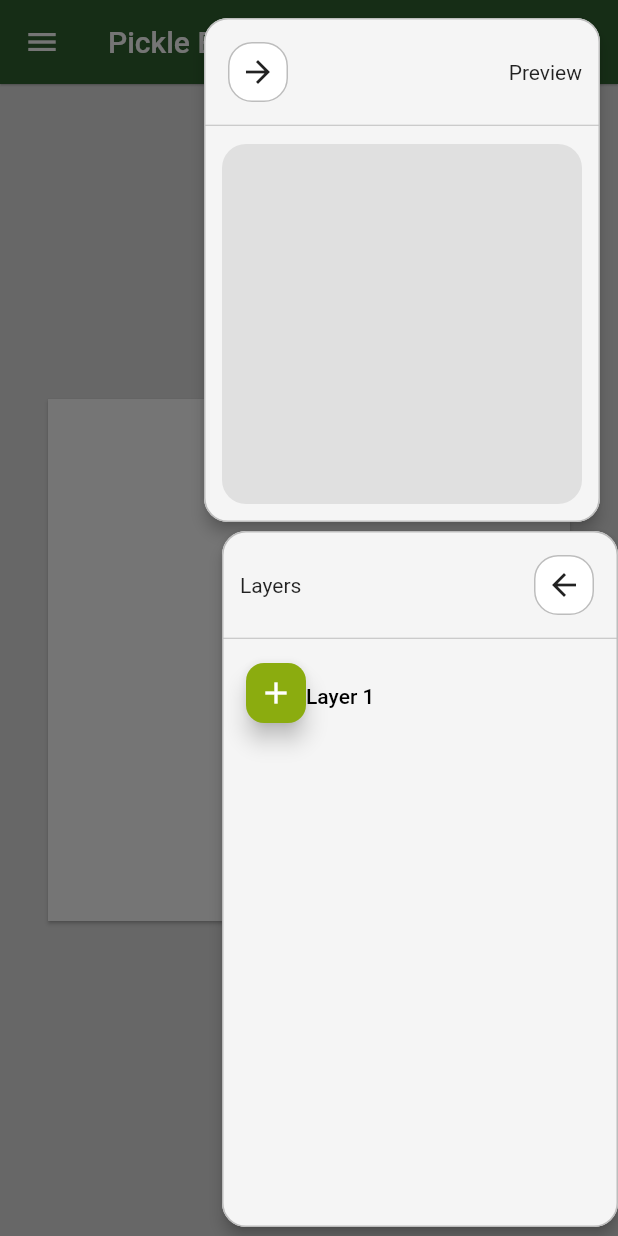
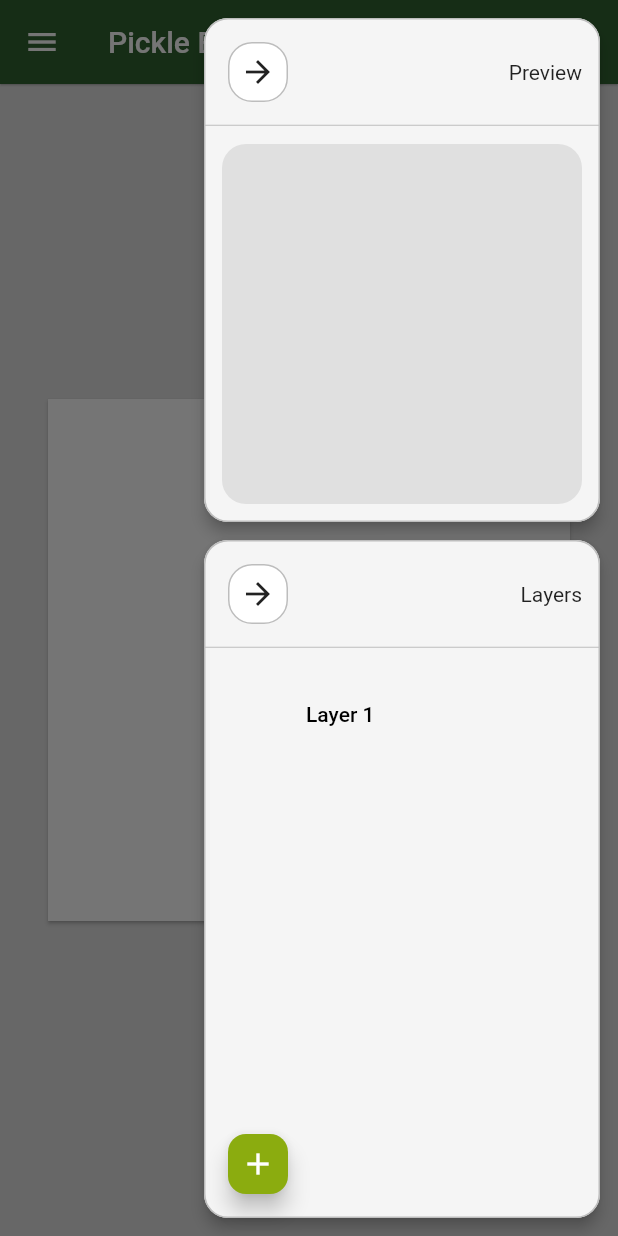
Before and after one commit to andreweskild/project-pickle, a Flutter app: the screen it shows after launch, after a tap on the "menu" icon, on a phone screen of 412 x 824 dp. Run offline on Flutter 3.47's test engine with Material 2 defaults, Android fonts, the phone set to English and light mode, and no system bars; our stand-ins replace flutter_redux, redux.

Commit message:
started implementation of layer card

```diff
--- a/lib/widgets/layers/layers_card.dart
+++ b/lib/widgets/layers/layers_card.dart
@@ -54,12 +54,15 @@ class LayersCard extends StatelessWidget {
       ),
       builder: (context, model) {
         return DrawerCard(
+          alignment: DrawerAlignment.end,
           title: 'Layers',
           builder: (context, collapsed) {
-            return Stack(
+            return Expanded(
+              child: Stack(
                 children: <Widget>[
                   ListView(
                     shrinkWrap: true,
+                    padding: EdgeInsets.fromLTRB(12.0, 6.0, 12.0, 6.0),
                     children: model.layers.map(
                       (layer) => ListItem(
                         icon: SizedBox(
@@ -89,6 +92,7 @@ class LayersCard extends StatelessWidget {
                     ),
                   ),
                 ],
+              ),
             );
           }
         );
--- a/lib/widgets/layout/right_drawer.dart
+++ b/lib/widgets/layout/right_drawer.dart
@@ -21,7 +21,12 @@ class RightDrawer extends StatelessWidget {
               padding: const EdgeInsets.only(right: 12.0, top: 6.0, bottom: 6.0),
               child: PreviewCard(),
             ),
-            Expanded(child: LayersCard()),
+            Expanded(
+              child: Padding(
+              padding: const EdgeInsets.only(right: 12.0, top: 6.0, bottom: 6.0),
+                child: LayersCard(),
+              )
+            ),
           ],
         ),
       ),
--- a/lib/widgets/palette_selector/palette_selector_card.dart
+++ b/lib/widgets/palette_selector/palette_selector_card.dart
@@ -103,7 +103,7 @@ class PaletteSelectorCard extends StatelessWidget {
                     mainAxisSpacing: 12.0,
                   ),
                   new Align(
-                    alignment: Alignment.bottomLeft,
+                    alignment: Alignment.bottomRight,
                     child: Padding(
                       padding: const EdgeInsets.all(12.0),
                       child: new FloatingActionButton(
--- a/lib/widgets/preview_window/preview_card.dart
+++ b/lib/widgets/preview_window/preview_card.dart
@@ -8,8 +8,6 @@ class PreviewCard extends StatelessWidget {
   const PreviewCard({
     Key key,
   }) : super(key: key);
-
-
 
   @override
   Widget build(BuildContext context) {
```
Lines whose indentation alone changed are shown as unchanged.
